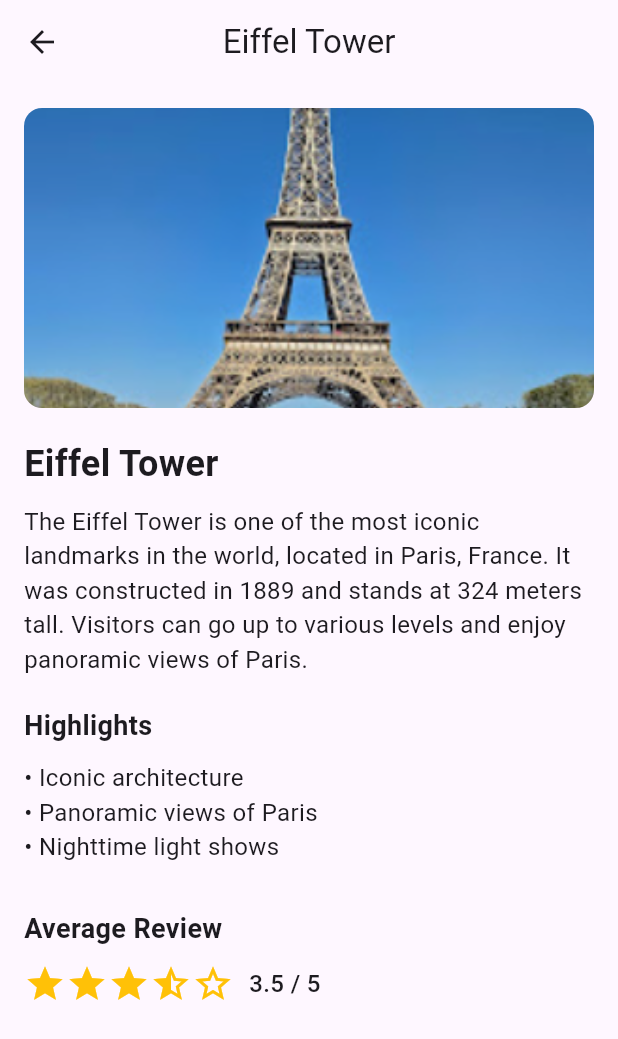
After one commit to Hasan7e/TravelBuddy, a Flutter app: the screen it shows after launch, after a tap on "Eiffel Tower", on a phone screen of 412 x 824 dp. The commit adds this screen. Shown: the top 1039 px of the screen. Run offline on Flutter 3.47's test engine with Material 3 defaults, Android fonts, the phone set to English and light mode, and no system bars.

Commit message:
Eiffel Tower description added,one of the featured destination

```diff
--- a/lib/main.dart
+++ b/lib/main.dart
@@ -1,11 +1,14 @@
 import 'package:flutter/material.dart';
 import 'package:travelbuddy/pages/chatbot_page.dart';
+import 'package:travelbuddy/pages/eiffel_tower.dart';
 
 void main() {
   runApp(TravelBuddyApp());
 }
 
 class TravelBuddyApp extends StatelessWidget {
+  const TravelBuddyApp({super.key});
+
   @override
   Widget build(BuildContext context) {
     return MaterialApp(
@@ -16,6 +19,7 @@ class TravelBuddyApp extends StatelessWidget {
       routes: {
         '/chatbot':
             (context) => const ChatBotPage(), //routes to the AI chatbot Page
+        '/eiffel': (context) => const EiffelTowerPage(), //route to Eiffel Tower
       },
     );
   }
@@ -61,7 +65,7 @@ class HomeScreen extends StatelessWidget {
                 style: TextStyle(fontSize: 18, fontWeight: FontWeight.bold),
               ),
             ),
-            _buildFeaturedPlaces(),
+            _buildFeaturedPlaces(context),
             //_buildAIChat(),
           ],
         ),
@@ -163,7 +167,7 @@ Widget _buildHorizontalOptions() {
   );
 }
 
-Widget _buildFeaturedPlaces() {
+Widget _buildFeaturedPlaces(BuildContext context) {
   final places = [
     {'name': 'Eiffel Tower', 'image': 'assets/images/eiffel.png'},
     {'name': 'Barcelona', 'image': 'assets/images/barcelona.png'},
@@ -184,7 +188,14 @@ Widget _buildFeaturedPlaces() {
       ),
       itemCount: places.length,
       itemBuilder: (ctx, index) {
-        return Container(
+        return GestureDetector(
+          onTap: () {
+            String placeName = places[index]['name']!;
+            if (placeName == 'Eiffel Tower') {
+              Navigator.pushNamed(context, '/eiffel');
+            }
+          },
+          child: Container(
             decoration: BoxDecoration(
               color: Colors.white,
               borderRadius: BorderRadius.circular(12),
@@ -220,6 +231,7 @@ Widget _buildFeaturedPlaces() {
                 ),
               ],
             ),
+          ),
         );
       },
     ),
--- /dev/null
+++ b/lib/pages/eiffel_tower.dart
@@ -0,0 +1,95 @@
+import 'package:flutter/material.dart';
+
+class EiffelTowerPage extends StatelessWidget {
+  const EiffelTowerPage({super.key});
+
+  @override
+  Widget build(BuildContext context) {
+    return Scaffold(
+      appBar: AppBar(title: const Text('Eiffel Tower'), centerTitle: true),
+      body: SingleChildScrollView(
+        padding: const EdgeInsets.all(16.0),
+        child: Column(
+          crossAxisAlignment: CrossAxisAlignment.start,
+          children: [
+            // Eiffel Tower Image
+            ClipRRect(
+              borderRadius: BorderRadius.circular(12),
+              child: Image.asset(
+                'assets/images/eiffel.png',
+                width: double.infinity,
+                height: 200,
+                fit: BoxFit.cover,
+              ),
+            ),
+            const SizedBox(height: 20),
+
+            // Title
+            const Text(
+              'Eiffel Tower',
+              style: TextStyle(fontSize: 24, fontWeight: FontWeight.bold),
+            ),
+            const SizedBox(height: 10),
+
+            // Description
+            const Text(
+              'The Eiffel Tower is one of the most iconic landmarks in the world, located in Paris, France. It was constructed in 1889 and stands at 324 meters tall. Visitors can go up to various levels and enjoy panoramic views of Paris.',
+              style: TextStyle(fontSize: 16),
+            ),
+            const SizedBox(height: 20),
+
+            // Features
+            const Text(
+              'Highlights',
+              style: TextStyle(fontSize: 18, fontWeight: FontWeight.w600),
+            ),
+            const SizedBox(height: 10),
+            const BulletPoint(text: 'Iconic architecture'),
+            const BulletPoint(text: 'Panoramic views of Paris'),
+            const BulletPoint(text: 'Nighttime light shows'),
+            const SizedBox(height: 30),
+
+            // ⭐️ Review Section
+            const Text(
+              'Average Review',
+              style: TextStyle(fontSize: 18, fontWeight: FontWeight.w600),
+            ),
+            const SizedBox(height: 10),
+            Row(
+              children: const [
+                Icon(Icons.star, color: Colors.amber, size: 28),
+                Icon(Icons.star, color: Colors.amber, size: 28),
+                Icon(Icons.star, color: Colors.amber, size: 28),
+                Icon(Icons.star_half, color: Colors.amber, size: 28),
+                Icon(Icons.star_border, color: Colors.amber, size: 28),
+                SizedBox(width: 10),
+                Text(
+                  "3.5 / 5",
+                  style: TextStyle(fontSize: 16, fontWeight: FontWeight.w500),
+                ),
+              ],
+            ),
+            const SizedBox(height: 40),
+          ],
+        ),
+      ),
+    );
+  }
+}
+
+// 🔸 Helper widget for bullet points
+class BulletPoint extends StatelessWidget {
+  final String text;
+  const BulletPoint({required this.text});
+
+  @override
+  Widget build(BuildContext context) {
+    return Row(
+      crossAxisAlignment: CrossAxisAlignment.start,
+      children: [
+        const Text("• ", style: TextStyle(fontSize: 16)),
+        Expanded(child: Text(text, style: const TextStyle(fontSize: 16))),
+      ],
+    );
+  }
+}
```
Lines whose indentation alone changed are shown as unchanged.
